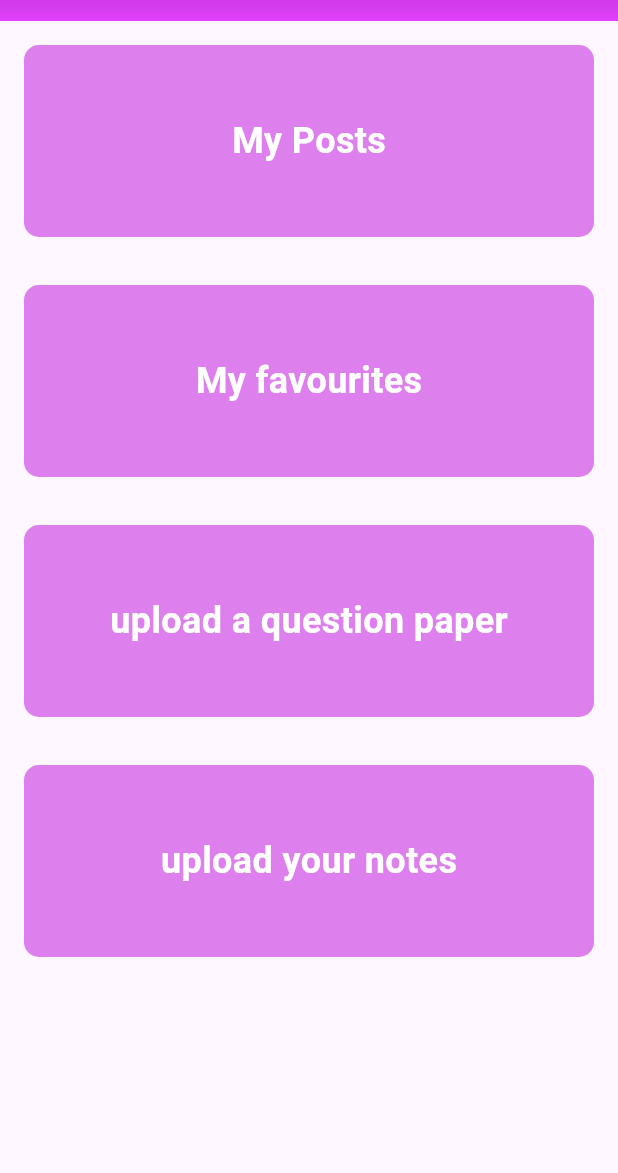
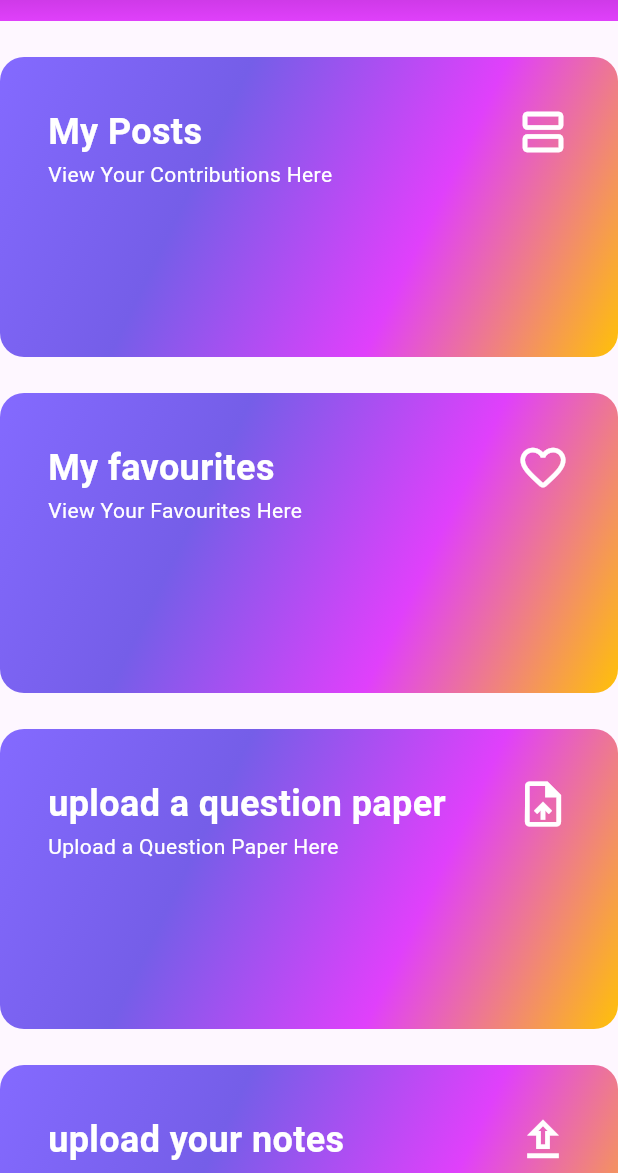
Before and after one commit to widejoy/my_college_guide, a Flutter app: the HomeScreen screen opened directly, on a phone screen of 412 x 824 dp, the part 63-1236 px from its top. Run offline on Flutter 3.47's test engine with Material 2 defaults, Android fonts, the phone set to English and light mode, and no system bars; our stand-ins replace cloud_firestore, file_picker, firebase_auth, firebase_core, firebase_storage, flutter_riverpod and 1 more; missing offline and left inert: flutter_cached_pdfview, fuzzywuzzy; accounts and stored records are empty.

Commit message:
added styling

```diff
--- a/lib/screens/app_screens/Widgets/stylised_container.dart
+++ b/lib/screens/app_screens/Widgets/stylised_container.dart
@@ -5,32 +5,64 @@ class StylishCard extends StatelessWidget {
     super.key,
     required this.text,
     required this.fun,
+    required this.subtitle,
+    required this.icon,
   });
   final String text;
   final VoidCallback fun;
+  final String subtitle;
+  final Icon icon;
 
   @override
   Widget build(BuildContext context) {
     return GestureDetector(
       onTap: fun,
       child: Container(
+        height: 200,
         width: double.infinity,
-        height: 128,
-        decoration: BoxDecoration(
-          color: const Color.fromARGB(255, 221, 128, 237),
-          borderRadius: BorderRadius.circular(10.0),
+        padding: const EdgeInsets.all(32),
+        decoration: const BoxDecoration(
+          gradient: LinearGradient(
+            begin: Alignment.topLeft,
+            end: Alignment.bottomRight,
+            colors: [
+              Color(0xFF846AFF),
+              Color(0xFF755EE8),
+              Colors.purpleAccent,
+              Colors.amber,
+            ],
+          ),
+          borderRadius: BorderRadius.all(
+            Radius.circular(16),
+          ),
         ),
-        padding: const EdgeInsets.all(16.0),
-        margin: const EdgeInsets.all(16.0),
-        child: Center(
-          child: Text(
-            text,
-            style: const TextStyle(
-              fontSize: 24.0,
-              color: Colors.white,
-              fontWeight: FontWeight.bold,
+        child: Column(
+          mainAxisAlignment: MainAxisAlignment.spaceBetween,
+          crossAxisAlignment: CrossAxisAlignment.start,
+          children: [
+            Column(
+              crossAxisAlignment: CrossAxisAlignment.start,
+              children: [
+                Row(
+                  children: [
+                    Text(
+                      text,
+                      style: const TextStyle(
+                          color: Colors.white,
+                          fontSize: 24,
+                          fontWeight: FontWeight.bold),
+                    ),
+                    const Spacer(),
+                    icon
+                  ],
+                ),
+                Text(
+                  subtitle,
+                  style: const TextStyle(color: Colors.white),
+                )
+              ],
             ),
-          ),
+          ],
         ),
       ),
     );
--- a/lib/screens/app_screens/home_screen.dart
+++ b/lib/screens/app_screens/home_screen.dart
@@ -16,8 +16,15 @@ class HomeScreen extends StatelessWidget {
       body: SingleChildScrollView(
         child: Column(
           children: [
+            const SizedBox(height: 24),
             StylishCard(
+              icon: const Icon(
+                Icons.view_agenda_outlined,
+                color: Colors.white,
+                size: 36,
+              ),
               text: "My Posts",
+              subtitle: "View Your Contributions Here",
               fun: () {
                 Navigator.of(context).push(
                   MaterialPageRoute(
@@ -28,7 +35,14 @@ class HomeScreen extends StatelessWidget {
                 );
               },
             ),
+            const SizedBox(height: 24),
             StylishCard(
+              icon: const Icon(
+                Icons.favorite_border_rounded,
+                color: Colors.white,
+                size: 36,
+              ),
+              subtitle: "View Your Favourites Here",
               text: "My favourites",
               fun: () {
                 Navigator.of(context).push(
@@ -40,7 +54,14 @@ class HomeScreen extends StatelessWidget {
                 );
               },
             ),
+            const SizedBox(height: 24),
             StylishCard(
+              icon: const Icon(
+                Icons.upload_file_outlined,
+                color: Colors.white,
+                size: 36,
+              ),
+              subtitle: "Upload a Question Paper Here",
               text: "upload a question paper",
               fun: () {
                 Navigator.of(context).push(
@@ -52,7 +73,14 @@ class HomeScreen extends StatelessWidget {
                 );
               },
             ),
+            const SizedBox(height: 24),
             StylishCard(
+              icon: const Icon(
+                Icons.upload_outlined,
+                color: Colors.white,
+                size: 36,
+              ),
+              subtitle: "Upload Notes Here",
               text: "upload your notes",
               fun: () {
                 Navigator.of(context).push(
@@ -63,6 +91,9 @@ class HomeScreen extends StatelessWidget {
                   ),
                 );
               },
+            ),
+            const SizedBox(
+              height: 12,
             )
           ],
         ),
--- a/lib/screens/app_screens/my_posts.dart
+++ b/lib/screens/app_screens/my_posts.dart
@@ -38,7 +38,7 @@ class _MyPostsState extends State<MyPosts> {
         (element) {
           id = element.id;
 
-          List user = widget.isfav ? userDoc["QpPosts"] : userDoc["favs"];
+          List user = widget.isfav ? userDoc["favs"] : userDoc["QpPosts"];
           return user.contains(id);
         },
       );
@@ -47,7 +47,7 @@ class _MyPostsState extends State<MyPosts> {
       return refdoc.docs.where(
         (element) {
           id = element.id;
-          List user = widget.isfav ? userDoc["NotePosts"] : userDoc["favs"];
+          List user = widget.isfav ? userDoc["favs"] : userDoc["NotePosts"];
           return user.contains(id);
         },
       );
@@ -58,9 +58,9 @@ class _MyPostsState extends State<MyPosts> {
   Widget build(BuildContext context) {
     return Scaffold(
       appBar: AppBar(
-        title: const Text(
-          "Your Posts",
-          style: TextStyle(
+        title: Text(
+          !widget.isfav ? "Your Posts" : "Your Favourites",
+          style: const TextStyle(
             color: Colors.white,
             fontSize: 20,
             fontWeight: FontWeight.bold,
@@ -97,9 +97,9 @@ class _MyPostsState extends State<MyPosts> {
             child: Column(
               crossAxisAlignment: CrossAxisAlignment.start,
               children: [
-                const Text(
-                  "Your Contibutions",
-                  style: TextStyle(
+                Text(
+                  !widget.isfav ? "Your Contibutions" : "Favorited Material",
+                  style: const TextStyle(
                     fontSize: 18,
                     fontWeight: FontWeight.bold,
                   ),
```
